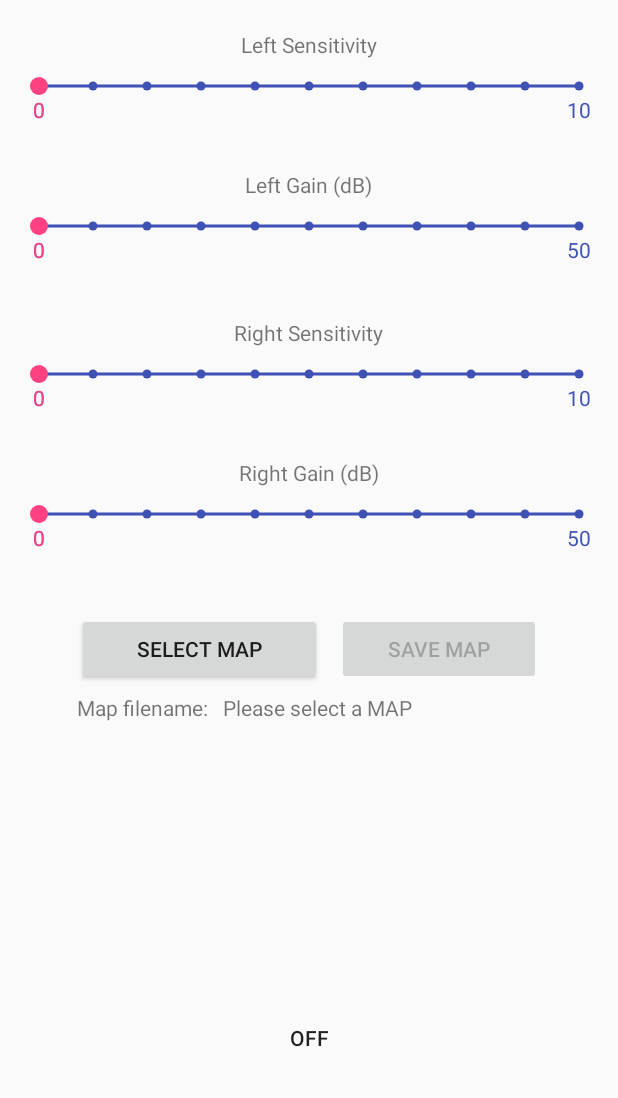
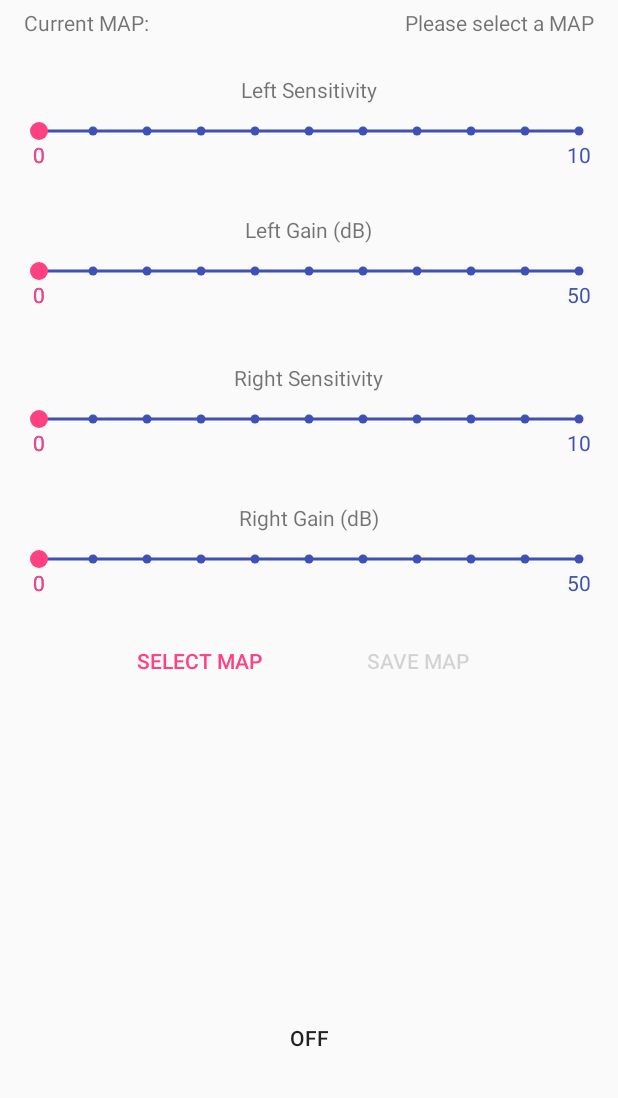
Before and after one commit to CILabUTD/CCi-MOBILE, an Android app: the screen it shows after launch (MainActivity), on a phone screen of 412 x 824 dp, the part 138-1236 px from its top. Run offline under Robolectric (Android 15) with nearby library versions, the light colour scheme and no system bars.

Commit message:
Updated MainActivity GUI
Select MAP and Save MAP buttons are borderless, moved MAP text info to top

```diff
--- a/Android/CCiMOBILE/app/src/main/res/layout/activity_main.xml
+++ b/Android/CCiMOBILE/app/src/main/res/layout/activity_main.xml
@@ -10,16 +10,65 @@
     android:paddingTop="@dimen/activity_vertical_margin"
     tools:context="cilab.utdallas.edu.ccimobile.MainActivity">
 
-    <Button
-        android:id="@+id/buttonSaveMAP"
-        android:layout_width="136dp"
+    <LinearLayout
+        android:id="@+id/linearLayoutFilename"
+        android:layout_width="fill_parent"
         android:layout_height="wrap_content"
+        android:layout_below="@+id/linearLayoutTop"
+        android:layout_alignParentEnd="true"
+        android:layout_marginTop="5dp"
+        android:gravity="start"
+        android:orientation="horizontal">
+
+        <TextView
+            android:id="@+id/textView214"
+            android:layout_width="wrap_content"
+            android:layout_height="wrap_content"
+            android:gravity="start"
+            android:layout_weight="1"
+            android:text="@string/textCurrentMAP" />
+
+        <TextView
+            android:id="@+id/textView215"
+            android:layout_width="wrap_content"
+            android:layout_height="wrap_content"
+            android:gravity="end"
+            android:layout_weight="1"
+            android:text="@string/textMAPSelect" />
+    </LinearLayout>
+
+    <LinearLayout
+        style="?android:attr/buttonBarStyle"
+        android:id="@+id/linearLayoutButtons"
+        android:layout_width="fill_parent"
+        android:layout_height="wrap_content"
+        android:layout_alignParentEnd="true"
         android:layout_below="@+id/linearLayoutRight"
-        android:layout_alignParentEnd="true"
-        android:layout_marginTop="10dp"
-        android:layout_marginEnd="35dp"
-        android:onClick="saveMAP"
-        android:text="@string/textSaveMap" />
+        android:layout_marginTop="-15dp"
+        android:gravity="bottom|center_horizontal"
+        android:orientation="horizontal">
+
+        <Button
+            android:id="@+id/selectMAPbutton"
+            style="?android:attr/buttonBarButtonStyle"
+            android:layout_width="136dp"
+            android:layout_height="wrap_content"
+            android:layout_marginStart="35dp"
+            android:layout_marginTop="-5dp"
+            android:layout_marginEnd="10dp"
+            android:onClick="selectMAP"
+            android:text="@string/manage_map_button" />
+
+        <Button
+            android:id="@+id/buttonSaveMAP"
+            style="?android:attr/buttonBarButtonStyle"
+            android:layout_width="136dp"
+            android:layout_height="wrap_content"
+            android:layout_marginTop="-5dp"
+            android:layout_marginEnd="35dp"
+            android:onClick="saveMAP"
+            android:text="@string/textSaveMap" />
+    </LinearLayout>
 
     <LinearLayout
         android:orientation="horizontal"
@@ -61,9 +110,9 @@
         android:orientation="vertical"
         android:layout_width="match_parent"
         android:layout_height="wrap_content"
-        android:layout_below="@+id/linearLayoutTop"
+        android:layout_below="@+id/linearLayoutFilename"
         android:layout_centerHorizontal="true"
-        android:layout_marginTop="20dp"
+        android:layout_marginTop="25dp"
         android:layout_marginBottom="5dp"
         android:id="@+id/linearLayoutLeft">
 
@@ -74,16 +123,6 @@
             android:id="@+id/textViewLeftSensitivity"
             android:layout_marginBottom="10dp"
             android:layout_gravity="center_horizontal" />
-
-        <!--
-        <SeekBar
-            android:id="@+id/seekBarLeftSensitivity"
-            android:layout_width="match_parent"
-            android:layout_height="wrap_content"
-            android:layout_marginBottom="30dp"
-            android:max="100"
-            android:progress="0" />
-            -->
 
         <com.xw.repo.BubbleSeekBar
             android:id="@+id/bubbleSeekBarLeftSensitivity"
@@ -108,14 +147,6 @@
             android:layout_marginBottom="10dp"
             android:layout_gravity="center_horizontal" />
 
-        <!--<SeekBar
-            android:id="@+id/seekBarLeftGain"
-            android:layout_width="match_parent"
-            android:layout_height="wrap_content"
-            android:layout_marginBottom="30dp"
-            android:max="50"
-            android:progress="0" /> -->
-
         <com.xw.repo.BubbleSeekBar
             android:id="@+id/bubbleLeftGain"
             android:layout_width="match_parent"
@@ -129,7 +160,6 @@
             app:bsb_show_thumb_text="true"
             app:bsb_section_text_position="bottom_sides"
             />
-
 
 
     </LinearLayout>
@@ -149,16 +179,6 @@
             android:id="@+id/textViewRightSensitivity"
             android:layout_marginBottom="10dp"
             android:layout_gravity="center_horizontal" />
-
-        <!--
-        <SeekBar
-            android:id="@+id/seekBarRightSensitivity"
-            android:layout_width="match_parent"
-            android:layout_height="wrap_content"
-            android:layout_marginBottom="30dp"
-            android:max="100"
-            android:progress="0" />
-            -->
 
         <com.xw.repo.BubbleSeekBar
             android:id="@+id/bubbleRightSens"
@@ -182,16 +202,6 @@
             android:id="@+id/textViewRightGain"
             android:layout_marginBottom="10dp"
             android:layout_gravity="center_horizontal" />
-
-        <!--
-        <SeekBar
-            android:id="@+id/seekBarRightGain"
-            android:layout_width="match_parent"
-            android:layout_height="wrap_content"
-            android:layout_marginBottom="30dp"
-            android:max="50"
-            android:progress="0" />
-            -->
 
         <com.xw.repo.BubbleSeekBar
             android:id="@+id/bubbleRightGain"
@@ -230,38 +240,5 @@
 
     </LinearLayout>
 
-    <Button
-        android:id="@+id/selectMAPbutton"
-        android:layout_width="136dp"
-        android:layout_height="wrap_content"
-        android:layout_below="@+id/linearLayoutRight"
-        android:layout_alignParentStart="true"
-        android:layout_marginStart="35dp"
-        android:layout_marginTop="10dp"
-        android:layout_marginEnd="10dp"
-        android:layout_toStartOf="@+id/buttonSaveMAP"
-        android:onClick="selectMAP"
-        android:text="@string/manage_map_button" />
-
-    <TextView
-        android:id="@+id/textView214"
-        android:layout_width="wrap_content"
-        android:layout_height="wrap_content"
-        android:layout_below="@+id/selectMAPbutton"
-        android:layout_alignParentStart="true"
-        android:layout_marginStart="35dp"
-        android:layout_marginTop="5dp"
-        android:text="@string/textMAPfilename" />
-
-    <TextView
-        android:id="@+id/textView215"
-        android:layout_width="wrap_content"
-        android:layout_height="wrap_content"
-        android:layout_below="@+id/buttonSaveMAP"
-        android:layout_marginStart="10dp"
-        android:layout_marginTop="5dp"
-        android:layout_toEndOf="@+id/textView214"
-        android:text="@string/textMAPSelect" />
-
 
 </RelativeLayout>
--- a/Android/CCiMOBILE/app/src/main/res/values/strings.xml
+++ b/Android/CCiMOBILE/app/src/main/res/values/strings.xml
@@ -125,6 +125,7 @@
     <string name="textBoardReadyNow">BOARD IS READY NOW</string>
     <string name="textStatusTextOut" />
     <string name="textDeviceNull">DEVICE IS NULL</string>
+    <string name="textCurrentMAP">Current MAP:</string>
 
 
 </resources>
```
